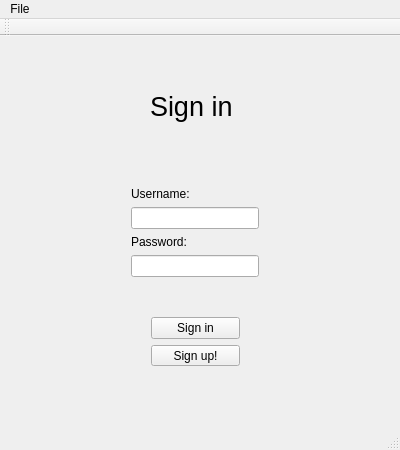
The window that PDS Project/PDS_Project/mainwindow.ui (miguelrochajr/PDS) describes before a commit, drawn with Qt 5.
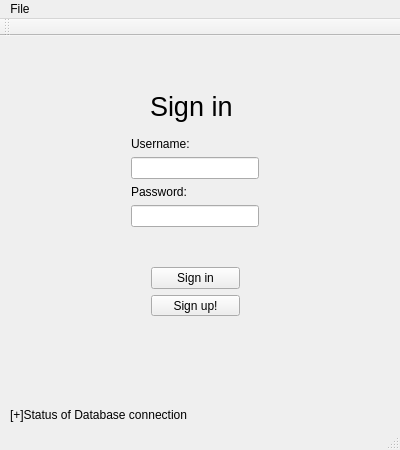
The same window after the commit.

```diff
--- a/PDS Project/PDS_Project/mainwindow.ui
+++ b/PDS Project/PDS_Project/mainwindow.ui
@@ -44,11 +44,11 @@
      <string>Sign in</string>
     </property>
    </widget>
-   <widget class="QWidget" name="">
+   <widget class="QWidget" name="layoutWidget">
     <property name="geometry">
      <rect>
       <x>120</x>
-      <y>140</y>
+      <y>90</y>
       <width>150</width>
       <height>112</height>
      </rect>
@@ -107,11 +107,11 @@
      </item>
     </layout>
    </widget>
-   <widget class="QWidget" name="">
+   <widget class="QWidget" name="layoutWidget">
     <property name="geometry">
      <rect>
       <x>140</x>
-      <y>270</y>
+      <y>220</y>
       <width>111</width>
       <height>71</height>
      </rect>
@@ -133,6 +133,21 @@
      </item>
     </layout>
    </widget>
+   <widget class="QLabel" name="label_dbstatus">
+    <property name="geometry">
+     <rect>
+      <x>10</x>
+      <y>370</y>
+      <width>231</width>
+      <height>17</height>
+     </rect>
+    </property>
+    <property name="text">
+     <string>[+]Status of Database connection</string>
+    </property>
+   </widget>
+   <zorder>layoutWidget</zorder>
+   <zorder>layoutWidget</zorder>
    <zorder>label</zorder>
    <zorder>pushButton_signin</zorder>
    <zorder>pushButton_signup</zorder>
```
Left out of the diff: 10 changed lines with no effect on the pictures.
